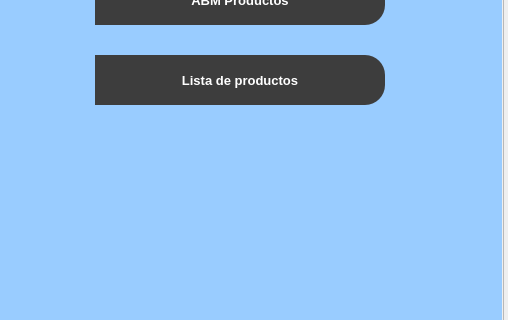
Before: the Qt Designer form Views/menuprincipal.ui in Miguel8819/Sistema_TweetyTesis, drawn with Qt 5; both pictures show x 287 to 795 and y 136 to 456 of the 795 by 600 pixel window.
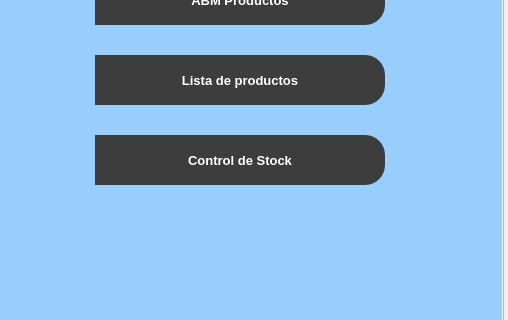
After: the same form once the commit is applied. The open tabs and pages were chosen to show the change. Icons and pictures are not drawn.

Commit message: Cambio de nombre a pantalla de lista de productos y agrego boton en menu de control de stock

Patch:
```diff
--- a/Views/menuprincipal.ui
+++ b/Views/menuprincipal.ui
@@ -723,6 +723,32 @@
          <string>ABM Productos</string>
         </property>
        </widget>
+       <widget class="QPushButton" name="btn_controlStock_2">
+        <property name="geometry">
+         <rect>
+          <x>130</x>
+          <y>260</y>
+          <width>290</width>
+          <height>50</height>
+         </rect>
+        </property>
+        <property name="minimumSize">
+         <size>
+          <width>290</width>
+          <height>50</height>
+         </size>
+        </property>
+        <property name="font">
+         <font>
+          <pointsize>10</pointsize>
+          <weight>75</weight>
+          <bold>true</bold>
+         </font>
+        </property>
+        <property name="text">
+         <string>Control de Stock</string>
+        </property>
+       </widget>
       </widget>
       <widget class="QWidget" name="page_mantenimiento">
        <property name="styleSheet">
```
The commit also changes 12 other files.
